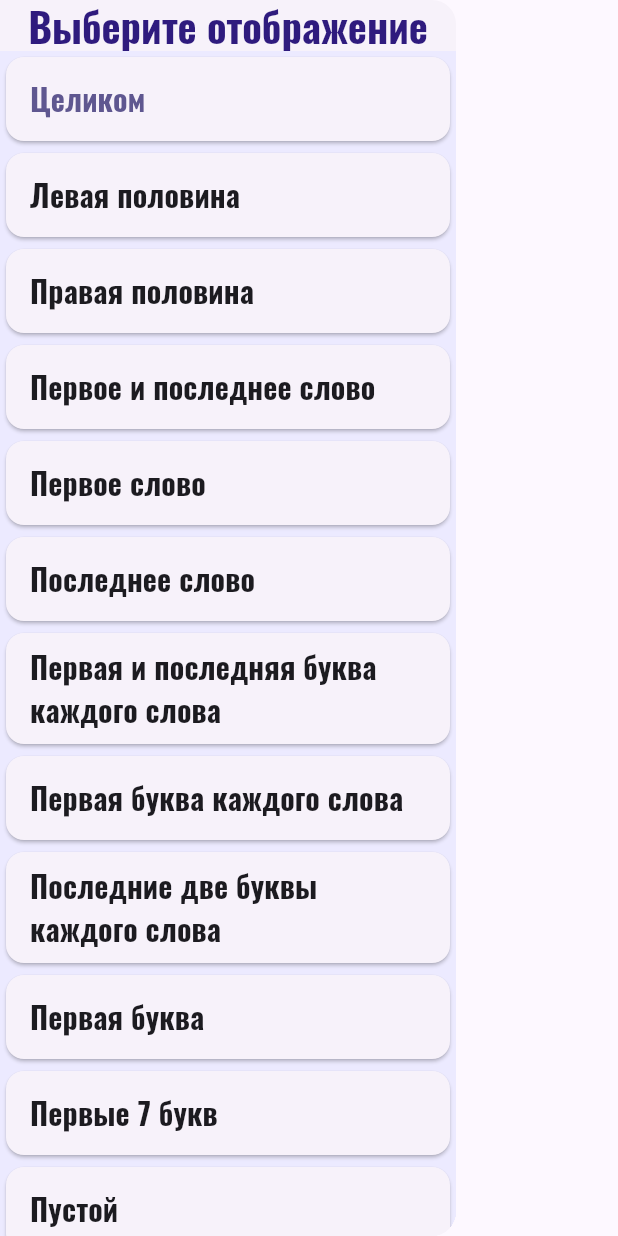
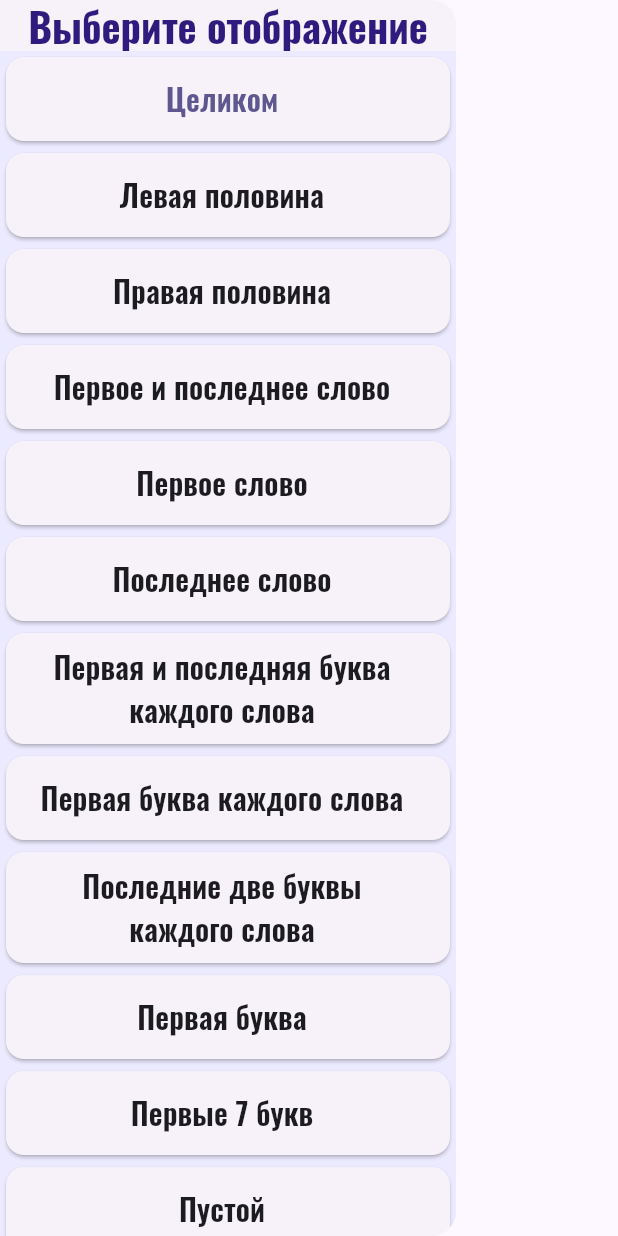
Before and after one commit to 2romanio005/cramming_poems, a Flutter app: the DisplayTypeChooser widget shown alone on an empty page, opened directly with empty values, on a phone screen of 412 x 824 dp. Run offline on Flutter 3.47's test engine with Material 3 defaults, Android fonts, the phone set to English and light mode, and no system bars.

Commit message:
change fontsSize, and more litle fixes

```diff
--- a/lib/Data/handlerPoemsDisplayTypes.dart
+++ b/lib/Data/handlerPoemsDisplayTypes.dart
@@ -24,7 +24,7 @@ enum PoemDisplayType {
 
 
 class HandlerPoemsDisplayTypes {
-  static String hidden = "_";
+  static String hidden = ".";
   static final Map<PoemDisplayType, _OnePoemDisplayType> _map = {
     PoemDisplayType.original: _OnePoemDisplayType(name: "Целиком", lineHandler: (poem) => poem),
     PoemDisplayType.halfLineLeft: _OnePoemDisplayType(name: "Левая половина", lineHandler: _halfLineLeft),
--- a/lib/Decoration/styles.dart
+++ b/lib/Decoration/styles.dart
@@ -22,36 +22,37 @@ ThemeData mainTheme = ThemeData(
       fontSize: 25,
       fontWeight: FontWeight.bold,
     ),
-    /// заголовок стиха в менюшке
+    /// заголовки в менюшках
     titleSmall: TextStyle(
       fontFamily: "Oswald",
       fontSize: 20,
-      fontWeight: FontWeight.bold,
+      fontWeight: FontWeight.w600,
     ),
 
     /// осоновной текст стиха
     bodyMedium: TextStyle(
       fontFamily: "Consolas",
-      fontSize: 16,
+      fontSize: 18,
     ),
 
     /// заголовок всплывающих окон
     labelLarge: TextStyle(
       fontFamily: "Oswald",
       color: ColorFont,
-      fontSize: 25,
-      fontWeight: FontWeight.bold,
+      fontSize: 24,
+      fontWeight: FontWeight.w700,
     ),
     /// текс всплывающих окон
     labelMedium: TextStyle(
       fontFamily: "Consolas",
-      fontSize: 16,
+      fontSize: 18,
     ),
     /// текст на кнопках
     labelSmall: TextStyle(
       fontFamily: "Consolas",
-      color: ColorFont,
-      fontSize: 20,
+      //color: ColorFont,
+      fontSize: 18,
+      fontWeight: FontWeight.w600
     ),
   ),
 );
--- a/lib/Widgets/displayTypeChooser.dart
+++ b/lib/Widgets/displayTypeChooser.dart
@@ -28,12 +28,12 @@ class _DisplayTypeChooser extends State<DisplayTypeChooser> {
                   itemCount: HandlerPoemsDisplayTypes.length,
                   itemBuilder: (BuildContext context, int index) {
                     return Card(
-                      child: Row(
+                      child: Row(  // только для возможности использовать Expanded
                         mainAxisAlignment: MainAxisAlignment.spaceBetween,
                         children: [
                           Expanded(
                             child: ListTile(
-                              title: Text(HandlerPoemsDisplayTypes.getNamePoemDisplayType(PoemDisplayType.values[index])),
+                              title: Text(HandlerPoemsDisplayTypes.getNamePoemDisplayType(PoemDisplayType.values[index]), textAlign: TextAlign.center),
                               titleTextStyle: Theme.of(context).textTheme.titleSmall,
                               selected: index == poemList.selectedPoemDisplayType.index,
                               onTap: () {
--- a/lib/Widgets/homePageView.dart
+++ b/lib/Widgets/homePageView.dart
@@ -83,7 +83,8 @@ class _HomePageView extends State<HomePageView> {
                         controller: editingModeController.titleController,
                         style: Theme.of(context).textTheme.titleMedium,
                         textAlign: TextAlign.center,
-                        decoration: const InputDecoration(hintText: 'Названием будет первая строка стиха'),
+                        maxLines: null,
+                        decoration: const InputDecoration(hintText: 'Названием станет первая строка стихотворения'),
                       ),
                       // autofocus,
                       // decoration:
@@ -91,7 +92,7 @@ class _HomePageView extends State<HomePageView> {
                       TextField(
                         controller: editingModeController.textController,
                         style: Theme.of(context).textTheme.bodyMedium,
-                        decoration: const InputDecoration(hintText: 'Вставьте или напишите сюда текст стиха...'),
+                        decoration: const InputDecoration(hintText: 'Вставьте текст стихотворение.', ),
                         maxLines: null,
                       ),
                       Row(
--- a/lib/Widgets/poemChooser.dart
+++ b/lib/Widgets/poemChooser.dart
@@ -44,7 +44,7 @@ class _PoemChooser extends State<PoemChooser> {
                         children: [
                           Expanded(
                             child: ListTile(
-                              title: Text(poemList[index].poem.title),
+                              title: Text(poemList[index].poem.title, textAlign: TextAlign.center),
                               titleTextStyle: Theme.of(context).textTheme.titleSmall,
                               selected: index == poemList.selectedPoemIndex,
                               onTap: () {
@@ -66,6 +66,7 @@ class _PoemChooser extends State<PoemChooser> {
                               await confirmationBox(
                                   context: context,
                                   title: 'Удалить стих?',
+                                  text: "Стихотворение \"${poemList[index].poem.title}\" будет удалено.",
                                   textOK: 'Удалить',
                                   textOFF: 'Отмена',
                                   functionOK: () {
@@ -105,7 +106,8 @@ class _PoemChooser extends State<PoemChooser> {
                   onPressed: () async {
                     await confirmationBox(
                         context: context,
-                        title: 'Удалить все стихи?',
+                        title: 'Удалить все стихотворения?',
+                        text: "Все стихотворения будут удалены.",
                         textOK: 'Удалить все',
                         textOFF: 'Отмена',
                         functionOK: () {
--- a/lib/futureBuilderHome.dart
+++ b/lib/futureBuilderHome.dart
@@ -64,7 +64,7 @@ class _FutureBuilderHome extends State<FutureBuilderHome> {
                   ),
                   Padding(
                     padding: const EdgeInsets.only(top: 16),
-                    child: Text('Загрузка стихов...'),
+                    child: Text('Загрузка стихотворений...'),
                   ),
                 ],
               ),
```
Also changed, not shown: lib/Data/poem.dart (+6 -2 lines), lib/Data/poemList.dart (+4 -4 lines), lib/homePage.dart (+4 -3 lines).
